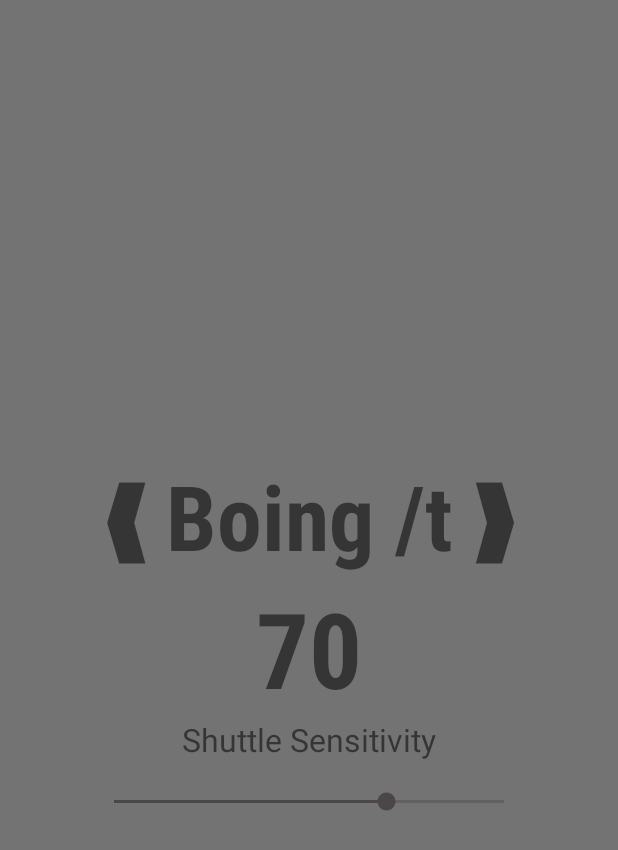
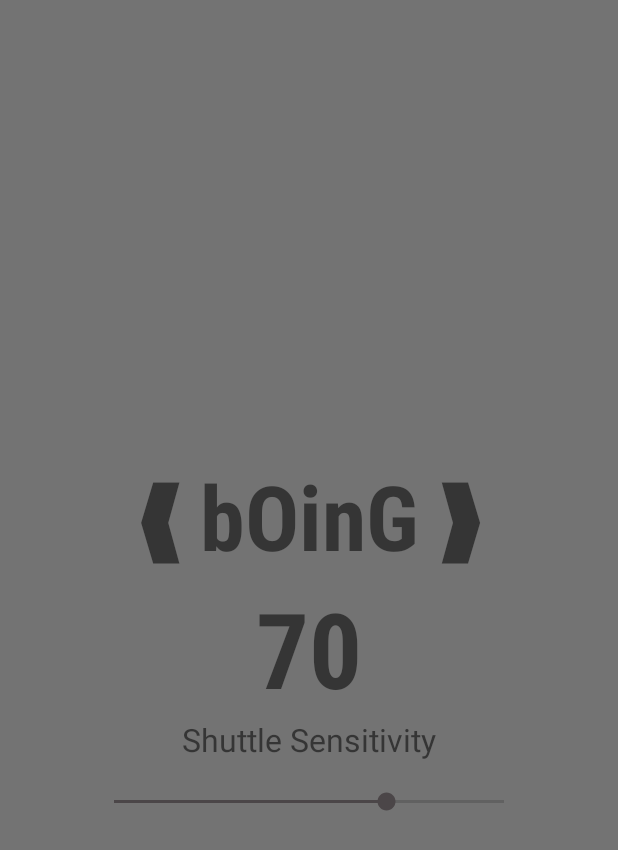
Before and after one commit to Zurico/boing, an Android app: the screen it shows after launch (MainActivity), on a phone screen of 412 x 824 dp. Shown: the top 850 px of the screen. Run offline under Robolectric (Android 15) with nearby library versions, the light colour scheme and no system bars.

Commit message:
moved to boing

```diff
--- a/app/src/main/res/layout/activity_main.xml
+++ b/app/src/main/res/layout/activity_main.xml
@@ -16,7 +16,7 @@
         <TextView
             android:layout_width="match_parent"
             android:layout_height="wrap_content"
-            android:text="❰ Boing /t ❱"
+            android:text="❰ bOinG ❱"
             android:textAlignment="center"
             android:textStyle="bold"
             android:textSize="60sp"
```
Also changed, not shown: 4 other files.
